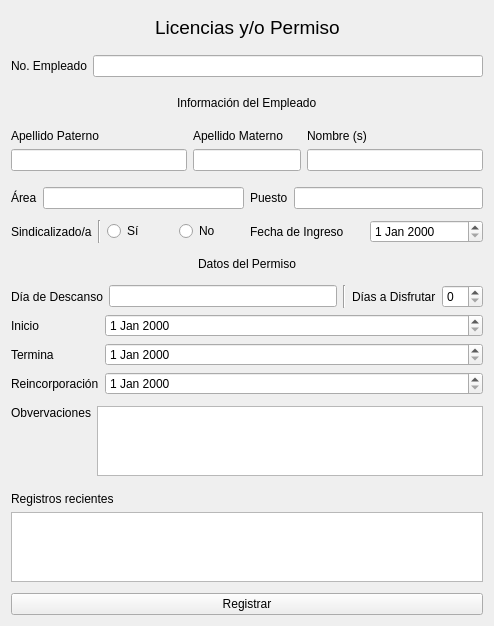
First picture: the form in ui_files/permiso.ui, repository AngelEUrbinaN/ssc-hr-managment, before the edit.
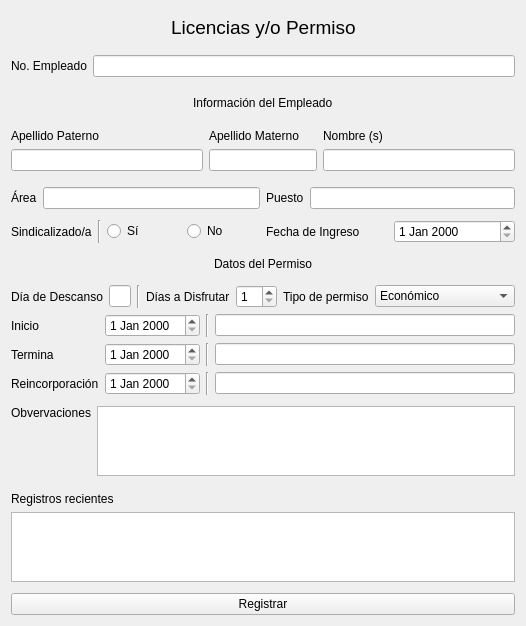
Second picture: the form after the edit.

```diff
--- a/ui_files/permiso.ui
+++ b/ui_files/permiso.ui
@@ -6,14 +6,97 @@
    <rect>
     <x>0</x>
     <y>0</y>
-    <width>494</width>
-    <height>610</height>
+    <width>387</width>
+    <height>598</height>
    </rect>
   </property>
   <property name="windowTitle">
    <string>Form</string>
   </property>
   <layout class="QGridLayout" name="gridLayout_4">
+   <item row="5" column="2" colspan="2">
+    <layout class="QHBoxLayout" name="horizontalLayout_12">
+     <property name="topMargin">
+      <number>5</number>
+     </property>
+     <property name="bottomMargin">
+      <number>5</number>
+     </property>
+     <item>
+      <widget class="QLabel" name="puesto_label">
+       <property name="text">
+        <string>Puesto</string>
+       </property>
+      </widget>
+     </item>
+     <item>
+      <widget class="QLineEdit" name="puesto_input"/>
+     </item>
+    </layout>
+   </item>
+   <item row="4" column="1" colspan="2">
+    <layout class="QVBoxLayout" name="verticalLayout_5">
+     <property name="topMargin">
+      <number>5</number>
+     </property>
+     <property name="bottomMargin">
+      <number>5</number>
+     </property>
+     <item>
+      <widget class="QLabel" name="aMaterno_label">
+       <property name="text">
+        <string>Apellido Materno</string>
+       </property>
+      </widget>
+     </item>
+     <item>
+      <widget class="QLineEdit" name="aMaterno_input"/>
+     </item>
+    </layout>
+   </item>
+   <item row="1" column="0" colspan="4">
+    <layout class="QHBoxLayout" name="horizontalLayout_8">
+     <property name="sizeConstraint">
+      <enum>QLayout::SetDefaultConstraint</enum>
+     </property>
+     <property name="topMargin">
+      <number>5</number>
+     </property>
+     <property name="bottomMargin">
+      <number>5</number>
+     </property>
+     <item>
+      <widget class="QLabel" name="no_emp_label">
+       <property name="text">
+        <string>No. Empleado</string>
+       </property>
+      </widget>
+     </item>
+     <item>
+      <widget class="QLineEdit" name="no_emp_input"/>
+     </item>
+    </layout>
+   </item>
+   <item row="5" column="0" colspan="2">
+    <layout class="QHBoxLayout" name="horizontalLayout_11">
+     <property name="topMargin">
+      <number>5</number>
+     </property>
+     <property name="bottomMargin">
+      <number>5</number>
+     </property>
+     <item>
+      <widget class="QLabel" name="area_label">
+       <property name="text">
+        <string>Área</string>
+       </property>
+      </widget>
+     </item>
+     <item>
+      <widget class="QLineEdit" name="area_input"/>
+     </item>
+    </layout>
+   </item>
    <item row="0" column="0" colspan="4">
     <layout class="QHBoxLayout" name="horizontalLayout_7">
      <property name="spacing">
@@ -74,26 +157,17 @@
      </item>
     </layout>
    </item>
-   <item row="1" column="0" colspan="4">
-    <layout class="QHBoxLayout" name="horizontalLayout_8">
-     <property name="sizeConstraint">
-      <enum>QLayout::SetDefaultConstraint</enum>
-     </property>
-     <property name="topMargin">
-      <number>5</number>
-     </property>
-     <property name="bottomMargin">
-      <number>5</number>
-     </property>
+   <item row="6" column="2" colspan="2">
+    <layout class="QHBoxLayout" name="horizontalLayout_13">
      <item>
-      <widget class="QLabel" name="no_emp_label">
+      <widget class="QLabel" name="fecha_ingreso_label">
        <property name="text">
-        <string>No. Empleado</string>
+        <string>Fecha de Ingreso</string>
        </property>
       </widget>
      </item>
      <item>
-      <widget class="QLineEdit" name="no_emp_input"/>
+      <widget class="QDateEdit" name="fecha_ingreso_input"/>
      </item>
     </layout>
    </item>
@@ -140,196 +214,7 @@
      </item>
     </layout>
    </item>
-   <item row="3" column="0">
-    <layout class="QVBoxLayout" name="verticalLayout_4">
-     <property name="topMargin">
-      <number>5</number>
-     </property>
-     <property name="bottomMargin">
-      <number>5</number>
-     </property>
-     <item>
-      <widget class="QLabel" name="aPaterno_label">
-       <property name="text">
-        <string>Apellido Paterno</string>
-       </property>
-      </widget>
-     </item>
-     <item>
-      <widget class="QLineEdit" name="aPaterno_input"/>
-     </item>
-    </layout>
-   </item>
-   <item row="3" column="1" colspan="2">
-    <layout class="QVBoxLayout" name="verticalLayout_5">
-     <property name="topMargin">
-      <number>5</number>
-     </property>
-     <property name="bottomMargin">
-      <number>5</number>
-     </property>
-     <item>
-      <widget class="QLabel" name="aMaterno_label">
-       <property name="text">
-        <string>Apellido Materno</string>
-       </property>
-      </widget>
-     </item>
-     <item>
-      <widget class="QLineEdit" name="aMaterno_input"/>
-     </item>
-    </layout>
-   </item>
-   <item row="3" column="3">
-    <layout class="QVBoxLayout" name="verticalLayout_6">
-     <property name="topMargin">
-      <number>5</number>
-     </property>
-     <property name="bottomMargin">
-      <number>5</number>
-     </property>
-     <item>
-      <widget class="QLabel" name="nombre_label">
-       <property name="text">
-        <string>Nombre (s)</string>
-       </property>
-      </widget>
-     </item>
-     <item>
-      <widget class="QLineEdit" name="nombre_input"/>
-     </item>
-    </layout>
-   </item>
-   <item row="4" column="0" colspan="2">
-    <layout class="QHBoxLayout" name="horizontalLayout_11">
-     <property name="topMargin">
-      <number>5</number>
-     </property>
-     <property name="bottomMargin">
-      <number>5</number>
-     </property>
-     <item>
-      <widget class="QLabel" name="area_label">
-       <property name="text">
-        <string>Área</string>
-       </property>
-      </widget>
-     </item>
-     <item>
-      <widget class="QLineEdit" name="area_input"/>
-     </item>
-    </layout>
-   </item>
-   <item row="4" column="2" colspan="2">
-    <layout class="QHBoxLayout" name="horizontalLayout_12">
-     <property name="topMargin">
-      <number>5</number>
-     </property>
-     <property name="bottomMargin">
-      <number>5</number>
-     </property>
-     <item>
-      <widget class="QLabel" name="puesto_label">
-       <property name="text">
-        <string>Puesto</string>
-       </property>
-      </widget>
-     </item>
-     <item>
-      <widget class="QLineEdit" name="puesto_input"/>
-     </item>
-    </layout>
-   </item>
-   <item row="5" column="0" colspan="2">
-    <layout class="QHBoxLayout" name="horizontalLayout_10">
-     <item>
-      <widget class="QLabel" name="label">
-       <property name="text">
-        <string>Sindicalizado/a</string>
-       </property>
-      </widget>
-     </item>
-     <item>
-      <widget class="Line" name="line">
-       <property name="orientation">
-        <enum>Qt::Vertical</enum>
-       </property>
-      </widget>
-     </item>
-     <item>
-      <widget class="QRadioButton" name="si_input">
-       <property name="text">
-        <string>Sí</string>
-       </property>
-      </widget>
-     </item>
-     <item>
-      <widget class="QRadioButton" name="no_input">
-       <property name="text">
-        <string>No</string>
-       </property>
-      </widget>
-     </item>
-    </layout>
-   </item>
-   <item row="5" column="2" colspan="2">
-    <layout class="QHBoxLayout" name="horizontalLayout_13">
-     <item>
-      <widget class="QLabel" name="fecha_ingreso_label">
-       <property name="text">
-        <string>Fecha de Ingreso</string>
-       </property>
-      </widget>
-     </item>
-     <item>
-      <widget class="QDateEdit" name="fecha_ingreso_input"/>
-     </item>
-    </layout>
-   </item>
-   <item row="6" column="0" colspan="4">
-    <layout class="QHBoxLayout" name="horizontalLayout_14">
-     <property name="topMargin">
-      <number>5</number>
-     </property>
-     <property name="bottomMargin">
-      <number>5</number>
-     </property>
-     <item>
-      <spacer name="horizontalSpacer_11">
-       <property name="orientation">
-        <enum>Qt::Horizontal</enum>
-       </property>
-       <property name="sizeHint" stdset="0">
-        <size>
-         <width>40</width>
-         <height>20</height>
-        </size>
-       </property>
-      </spacer>
-     </item>
-     <item>
-      <widget class="QLabel" name="datos_permiso_label">
-       <property name="text">
-        <string>Datos del Permiso</string>
-       </property>
-      </widget>
-     </item>
-     <item>
-      <spacer name="horizontalSpacer_12">
-       <property name="orientation">
-        <enum>Qt::Horizontal</enum>
-       </property>
-       <property name="sizeHint" stdset="0">
-        <size>
-         <width>40</width>
-         <height>20</height>
-        </size>
-       </property>
-      </spacer>
-     </item>
-    </layout>
-   </item>
-   <item row="7" column="0" colspan="4">
+   <item row="8" column="0" colspan="4">
     <layout class="QHBoxLayout" name="horizontalLayout_15">
      <item>
       <widget class="QLabel" name="dia_descanso_label">
@@ -356,11 +241,66 @@
       </widget>
      </item>
      <item>
-      <widget class="QSpinBox" name="dias_disfrutar_input"/>
+      <widget class="QSpinBox" name="dias_disfrutar_input">
+       <property name="minimum">
+        <number>1</number>
+       </property>
+      </widget>
+     </item>
+     <item>
+      <widget class="QLabel" name="tipo_label">
+       <property name="text">
+        <string>Tipo de permiso</string>
+       </property>
+      </widget>
+     </item>
+     <item>
+      <widget class="QComboBox" name="tipo_input">
+       <item>
+        <property name="text">
+         <string>Económico</string>
+        </property>
+       </item>
+       <item>
+        <property name="text">
+         <string>Cuidados a terceros</string>
+        </property>
+       </item>
+       <item>
+        <property name="text">
+         <string>Nupcias</string>
+        </property>
+       </item>
+       <item>
+        <property name="text">
+         <string>Sin goce de sueldo</string>
+        </property>
+       </item>
+       <item>
+        <property name="text">
+         <string>Prejubilatoria</string>
+        </property>
+       </item>
+       <item>
+        <property name="text">
+         <string>Nacimiento</string>
+        </property>
+       </item>
+       <item>
+        <property name="text">
+         <string>Defunción</string>
+        </property>
+       </item>
+       <item>
+        <property name="text">
+         <string>Cumpleaños</string>
+        </property>
+       </item>
+      </widget>
      </item>
     </layout>
    </item>
-   <item row="8" column="0" colspan="4">
+   <item row="9" column="0" colspan="4">
     <layout class="QFormLayout" name="formLayout">
      <item row="0" column="0">
       <widget class="QLabel" name="inicio_label">
@@ -383,19 +323,105 @@
        </property>
       </widget>
      </item>
-     <item row="0" column="1">
-      <widget class="QDateEdit" name="inicio_input"/>
-     </item>
-     <item row="1" column="1">
-      <widget class="QDateEdit" name="termino_input"/>
-     </item>
      <item row="2" column="1">
-      <widget class="QDateEdit" name="reincorporacion_input"/>
+      <layout class="QHBoxLayout" name="horizontalLayout_4">
+       <item>
+        <widget class="QDateEdit" name="reincorporacion_input"/>
+       </item>
+       <item>
+        <widget class="Line" name="line_5">
+         <property name="orientation">
+          <enum>Qt::Vertical</enum>
+         </property>
+        </widget>
+       </item>
+       <item>
+        <widget class="QLineEdit" name="reincorporacion_text_input">
+         <property name="readOnly">
+          <bool>true</bool>
+         </property>
+        </widget>
+       </item>
+      </layout>
      </item>
+     <item row="0" column="1">
+      <layout class="QHBoxLayout" name="horizontalLayout_5">
+       <item>
+        <widget class="QDateEdit" name="inicio_input"/>
+       </item>
+       <item>
+        <widget class="Line" name="line_3">
+         <property name="orientation">
+          <enum>Qt::Vertical</enum>
+         </property>
+        </widget>
+       </item>
+       <item>
+        <widget class="QLineEdit" name="inicio_text_input">
+         <property name="readOnly">
+          <bool>true</bool>
+         </property>
+        </widget>
+       </item>
+      </layout>
+     </item>
+     <item row="1" column="1">
+      <layout class="QHBoxLayout" name="horizontalLayout_6">
+       <item>
+        <widget class="QDateEdit" name="termino_input"/>
+       </item>
+       <item>
+        <widget class="Line" name="line_4">
+         <property name="orientation">
+          <enum>Qt::Vertical</enum>
+         </property>
+        </widget>
+       </item>
+       <item>
+        <widget class="QLineEdit" name="termino_text_input">
+         <property name="readOnly">
+          <bool>true</bool>
+         </property>
+        </widget>
+       </item>
+      </layout>
+     </item>
     </layout>
    </item>
-   <item row="9" column="0" colspan="4">
-    <layout class="QGridLayout" name="gridLayout">
+   <item row="6" column="0" colspan="2">
+    <layout class="QHBoxLayout" name="horizontalLayout_10">
+     <item>
+      <widget class="QLabel" name="label">
+       <property name="text">
+        <string>Sindicalizado/a</string>
+       </property>
+      </widget>
+     </item>
+     <item>
+      <widget class="Line" name="line">
+       <property name="orientation">
+        <enum>Qt::Vertical</enum>
+       </property>
+      </widget>
+     </item>
+     <item>
+      <widget class="QRadioButton" name="si_input">
+       <property name="text">
+        <string>Sí</string>
+       </property>
+      </widget>
+     </item>
+     <item>
+      <widget class="QRadioButton" name="no_input">
+       <property name="text">
+        <string>No</string>
+       </property>
+      </widget>
+     </item>
+    </layout>
+   </item>
+   <item row="10" column="0" colspan="4">
+    <layout class="QGridLayout" name="gridLayout_3">
      <property name="topMargin">
       <number>5</number>
      </property>
@@ -417,8 +443,8 @@
      </item>
     </layout>
    </item>
-   <item row="10" column="0" colspan="4">
-    <layout class="QVBoxLayout" name="table_layout">
+   <item row="11" column="0" colspan="4">
+    <layout class="QVBoxLayout" name="q_table_layout_2">
      <property name="topMargin">
       <number>5</number>
      </property>
@@ -437,7 +463,7 @@
      </item>
     </layout>
    </item>
-   <item row="11" column="0" colspan="4">
+   <item row="12" column="0" colspan="4">
     <widget class="QPushButton" name="registrar_btn">
      <property name="maximumSize">
       <size>
@@ -459,6 +485,89 @@
      </property>
     </widget>
    </item>
+   <item row="4" column="0">
+    <layout class="QVBoxLayout" name="verticalLayout_4">
+     <property name="topMargin">
+      <number>5</number>
+     </property>
+     <property name="bottomMargin">
+      <number>5</number>
+     </property>
+     <item>
+      <widget class="QLabel" name="aPaterno_label">
+       <property name="text">
+        <string>Apellido Paterno</string>
+       </property>
+      </widget>
+     </item>
+     <item>
+      <widget class="QLineEdit" name="aPaterno_input"/>
+     </item>
+    </layout>
+   </item>
+   <item row="7" column="0" colspan="4">
+    <layout class="QHBoxLayout" name="horizontalLayout_14">
+     <property name="topMargin">
+      <number>5</number>
+     </property>
+     <property name="bottomMargin">
+      <number>5</number>
+     </property>
+     <item>
+      <spacer name="horizontalSpacer_11">
+       <property name="orientation">
+        <enum>Qt::Horizontal</enum>
+       </property>
+       <property name="sizeHint" stdset="0">
+        <size>
+         <width>40</width>
+         <height>20</height>
+        </size>
+       </property>
+      </spacer>
+     </item>
+     <item>
+      <widget class="QLabel" name="datos_permiso_label">
+       <property name="text">
+        <string>Datos del Permiso</string>
+       </property>
+      </widget>
+     </item>
+     <item>
+      <spacer name="horizontalSpacer_12">
+       <property name="orientation">
+        <enum>Qt::Horizontal</enum>
+       </property>
+       <property name="sizeHint" stdset="0">
+        <size>
+         <width>40</width>
+         <height>20</height>
+        </size>
+       </property>
+      </spacer>
+     </item>
+    </layout>
+   </item>
+   <item row="4" column="3">
+    <layout class="QVBoxLayout" name="verticalLayout_6">
+     <property name="topMargin">
+      <number>5</number>
+     </property>
+     <property name="bottomMargin">
+      <number>5</number>
+     </property>
+     <item>
+      <widget class="QLabel" name="nombre_label">
+       <property name="text">
+        <string>Nombre (s)</string>
+       </property>
+      </widget>
+     </item>
+     <item>
+      <widget class="QLineEdit" name="nombre_input"/>
+     </item>
+    </layout>
+   </item>
   </layout>
  </widget>
  <resources/>
```
